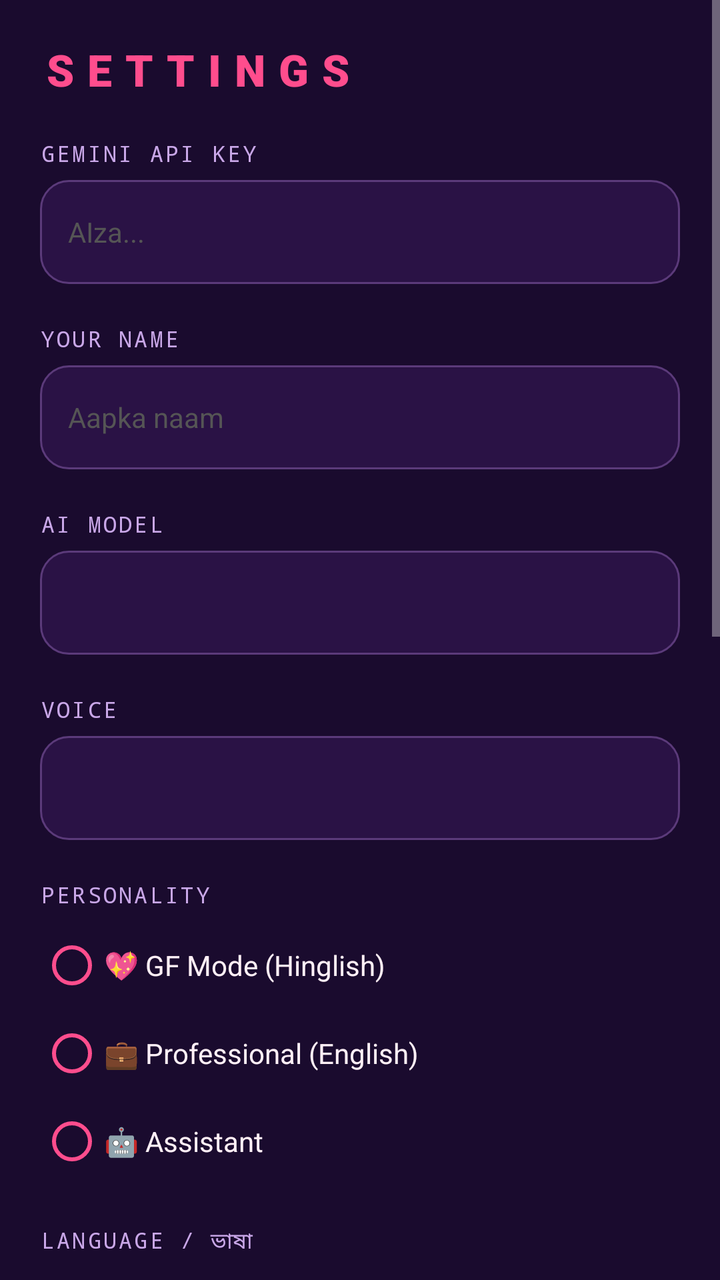
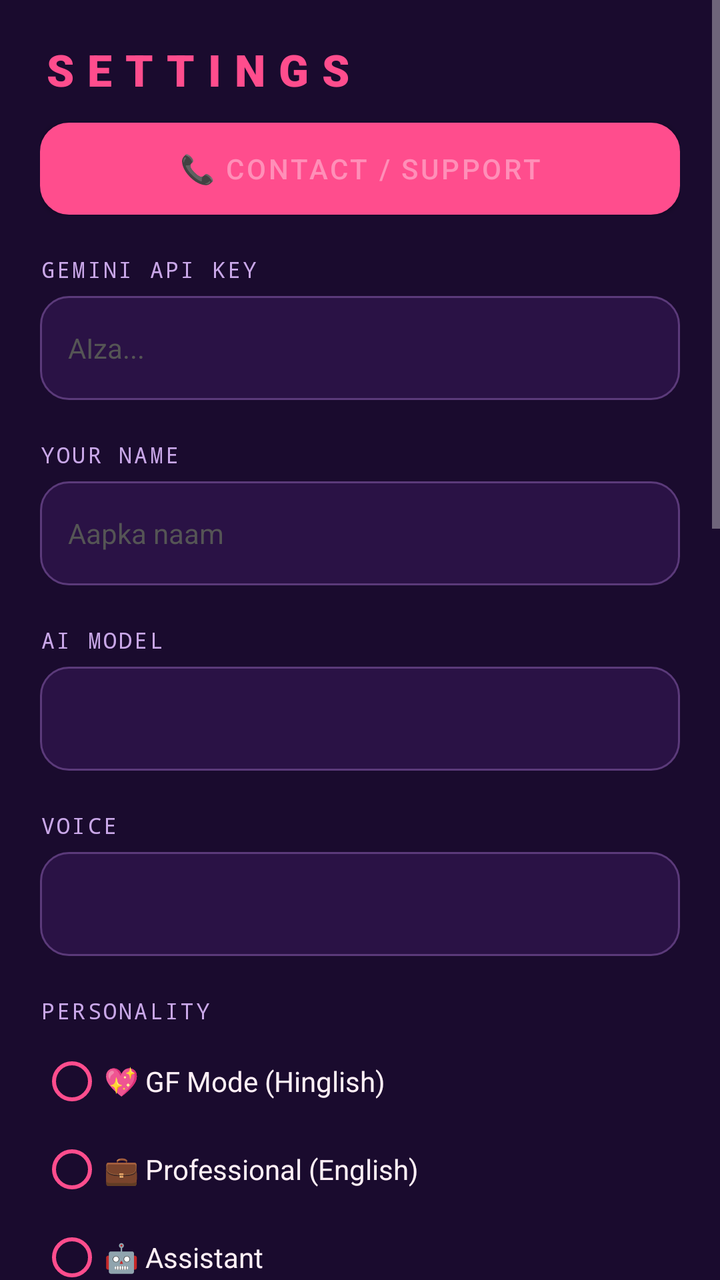

Before-and-after screenshots of an Android layout around one commit, followed by the original layout XML and the change that was made.
<!-- AndroidManifest.xml: application theme Theme.Myra -->
<!-- res/layout/activity_settings.xml -->
<?xml version="1.0" encoding="utf-8"?>
<ScrollView xmlns:android="http://schemas.android.com/apk/res/android"
    android:layout_width="match_parent"
    android:layout_height="match_parent"
    android:background="#1A0B2E"
    android:fillViewport="true">

    <LinearLayout
        android:layout_width="match_parent"
        android:layout_height="wrap_content"
        android:orientation="vertical"
        android:padding="20dp">

        <TextView
            android:layout_width="wrap_content"
            android:layout_height="wrap_content"
            android:fontFamily="sans-serif-black"
            android:letterSpacing="0.3"
            android:text="SETTINGS"
            android:textColor="#FF4D8D"
            android:textSize="22sp" />

        <TextView style="@style/MyraLabel" android:text="GEMINI API KEY" />
        <EditText
            android:id="@+id/apiKeyInput"
            style="@style/MyraInput"
            android:hint="AIza..."
            android:inputType="textPassword" />

        <TextView style="@style/MyraLabel" android:text="YOUR NAME" />
        <EditText
            android:id="@+id/userNameInput"
            style="@style/MyraInput"
            android:hint="Aapka naam"
            android:inputType="textPersonName" />

        <TextView style="@style/MyraLabel" android:text="AI MODEL" />
        <Spinner
            android:id="@+id/modelSpinner"
            android:layout_width="match_parent"
            android:layout_height="52dp"
            android:background="@drawable/bg_input_field" />

        <TextView style="@style/MyraLabel" android:text="VOICE" />
        <Spinner
            android:id="@+id/voiceSpinner"
            android:layout_width="match_parent"
            android:layout_height="52dp"
            android:background="@drawable/bg_input_field" />

        <TextView style="@style/MyraLabel" android:text="PERSONALITY" />
        <RadioGroup
            android:id="@+id/personalityGroup"
            android:layout_width="match_parent"
            android:layout_height="wrap_content"
            android:orientation="vertical">

            <RadioButton
                android:id="@+id/radioGf"
                style="@style/MyraRadio"
                android:text="💖 GF Mode (Hinglish)" />
            <RadioButton
                android:id="@+id/radioPro"
                style="@style/MyraRadio"
                android:text="💼 Professional (English)" />
            <RadioButton
                android:id="@+id/radioAssistant"
                style="@style/MyraRadio"
                android:text="🤖 Assistant" />
        </RadioGroup>

        <TextView style="@style/MyraLabel" android:text="LANGUAGE / ভাষা" />
        <RadioGroup
            android:id="@+id/languageGroup"
            android:layout_width="match_parent"
            android:layout_height="wrap_content"
            android:orientation="vertical">

            <RadioButton
                android:id="@+id/radioLangHinglish"
                style="@style/MyraRadio"
                android:text="Hinglish (Hindi + English)" />
            <RadioButton
                android:id="@+id/radioLangBangla"
                style="@style/MyraRadio"
                android:text="বাংলা (Bangla)" />
            <RadioButton
                android:id="@+id/radioLangEnglish"
                style="@style/MyraRadio"
                android:text="English" />
        </RadioGroup>

        <com.google.android.material.switchmaterial.SwitchMaterial
            android:id="@+id/muteWhileSpeakingSwitch"
            android:layout_width="match_parent"
            android:layout_height="wrap_content"
            android:layout_marginTop="16dp"
            android:text="Mute mic while MYRA speaks (use if she hears herself)"
            android:textColor="#FFF0F6"
            android:textSize="13sp" />

        <TextView style="@style/MyraLabel" android:text="PRIME CONTACTS" />
        <androidx.recyclerview.widget.RecyclerView
            android:id="@+id/primeRecycler"
            android:layout_width="match_parent"
            android:layout_height="wrap_content"
            android:nestedScrollingEnabled="false" />

        <Button
            android:id="@+id/addPrimeBtn"
            android:layout_width="match_parent"
            android:layout_height="48dp"
            android:layout_marginTop="8dp"
            android:backgroundTint="@null"
            android:background="@drawable/bg_prime_badge"
            android:text="ADD PRIME CONTACT"
            android:textColor="#FF4D8D" />

        <TextView style="@style/MyraLabel" android:text="PERMISSIONS" />
        <TextView
            android:id="@+id/accessStatus"
            android:layout_width="match_parent"
            android:layout_height="wrap_content"
            android:background="@drawable/bg_input_field"
            android:padding="14dp"
            android:textSize="13sp" />
        <TextView
            android:id="@+id/overlayStatus"
            android:layout_width="match_parent"
            android:layout_height="wrap_content"
            android:layout_marginTop="8dp"
            android:background="@drawable/bg_input_field"
            android:padding="14dp"
            android:textSize="13sp" />

        <TextView
            android:id="@+id/licenseStatus"
            android:layout_width="match_parent"
            android:layout_height="wrap_content"
            android:layout_marginTop="8dp"
            android:background="@drawable/bg_input_field"
            android:padding="14dp"
            android:textSize="13sp" />

        <TextView
            android:id="@+id/batteryStatus"
            android:layout_width="match_parent"
            android:layout_height="wrap_content"
            android:layout_marginTop="8dp"
            android:background="@drawable/bg_input_field"
            android:padding="14dp"
            android:textSize="13sp" />

        <Button
            android:id="@+id/saveBtn"
            android:layout_width="match_parent"
            android:layout_height="52dp"
            android:layout_marginTop="24dp"
            android:layout_marginBottom="16dp"
            android:backgroundTint="@null"
            android:background="@drawable/bg_save_button"
            android:text="SAVE"
            android:textColor="#FFFFFF" />
    </LinearLayout>
</ScrollView>
<!-- resources referenced by this layout -->
<resources>
  <!-- drawable bg_input_field (drawable) -->
  <?xml version="1.0" encoding="utf-8"?>
  <shape xmlns:android="http://schemas.android.com/apk/res/android" android:shape="rectangle">
      <solid android:color="#2A1245" />
      <stroke android:width="1dp" android:color="#5B3A7A" />
      <corners android:radius="14dp" />
  </shape>
  <!-- drawable bg_prime_badge (drawable) -->
  <?xml version="1.0" encoding="utf-8"?>
  <shape xmlns:android="http://schemas.android.com/apk/res/android" android:shape="rectangle">
      <solid android:color="#3A1250" />
      <stroke android:width="1dp" android:color="#FF4D8D" />
      <corners android:radius="14dp" />
  </shape>
  <!-- drawable bg_save_button (drawable) -->
  <?xml version="1.0" encoding="utf-8"?>
  <shape xmlns:android="http://schemas.android.com/apk/res/android" android:shape="rectangle">
      <gradient android:angle="0" android:startColor="#FF4D8D" android:endColor="#B388FF" />
      <corners android:radius="26dp" />
  </shape>
  <style name="MyraInput">
          <item name="android:layout_width">match_parent</item>
          <item name="android:layout_height">52dp</item>
          <item name="android:background">@drawable/bg_input_field</item>
          <item name="android:paddingStart">14dp</item>
          <item name="android:paddingEnd">14dp</item>
          <item name="android:textColor">@color/myra_text</item>
          <item name="android:textColorHint">#555555</item>
          <item name="android:textSize">14sp</item>
          <item name="android:maxLines">1</item>
      </style>
  <style name="MyraLabel">
          <item name="android:layout_width">wrap_content</item>
          <item name="android:layout_height">wrap_content</item>
          <item name="android:layout_marginTop">20dp</item>
          <item name="android:layout_marginBottom">6dp</item>
          <item name="android:fontFamily">monospace</item>
          <item name="android:textColor">@color/myra_hint</item>
          <item name="android:textSize">11sp</item>
          <item name="android:letterSpacing">0.1</item>
      </style>
  <style name="MyraRadio">
          <item name="android:layout_width">match_parent</item>
          <item name="android:layout_height">44dp</item>
          <item name="android:textColor">@color/myra_text</item>
          <item name="android:buttonTint">@color/myra_red</item>
          <item name="android:textSize">14sp</item>
      </style>
  <style name="Theme.Myra" parent="Theme.MaterialComponents.NoActionBar">
          <item name="colorPrimary">@color/myra_red</item>
          <item name="colorPrimaryVariant">@color/myra_red</item>
          <item name="colorOnPrimary">@color/white</item>
          <item name="colorSecondary">@color/myra_purple</item>
          <item name="android:windowBackground">@color/myra_bg</item>
          <item name="android:statusBarColor">@android:color/transparent</item>
          <item name="android:navigationBarColor">@color/myra_bg</item>
          <item name="android:textColorPrimary">@color/myra_text</item>
          <item name="android:windowLightStatusBar">false</item>
      </style>
  <color name="myra_text">#FFF0F6</color>
  <color name="myra_hint">#C9A7E8</color>
  <color name="myra_red">#FF4D8D</color>
  <color name="white">#FFFFFF</color>
  <color name="myra_purple">#B388FF</color>
  <color name="myra_bg">#1A0B2E</color>
</resources>

<!-- the commit's change to res/layout/activity_settings.xml (unified diff, before → after) -->
@@ -20,6 +20,16 @@
             android:textColor="#FF4D8D"
             android:textSize="22sp" />
 
+        <Button
+            android:id="@+id/contactBtn"
+            android:layout_width="match_parent"
+            android:layout_height="46dp"
+            android:layout_marginTop="12dp"
+            android:background="@drawable/bg_prime_badge"
+            android:backgroundTint="@null"
+            android:text="📞 CONTACT / SUPPORT"
+            android:textColor="#FF8FB8" />
+
         <TextView style="@style/MyraLabel" android:text="GEMINI API KEY" />
         <EditText
             android:id="@+id/apiKeyInput"
@@ -90,6 +100,35 @@
                 android:text="English" />
         </RadioGroup>
 
+        <TextView style="@style/MyraLabel" android:text="AVATAR (ladki ka chehra)" />
+        <Button
+            android:id="@+id/pickPhotoBtn"
+            android:layout_width="match_parent"
+            android:layout_height="46dp"
+            android:background="@drawable/bg_prime_badge"
+            android:backgroundTint="@null"
+            android:text="📷 REAL PHOTO CHUNO"
+            android:textColor="#FF8FB8" />
+        <Button
+            android:id="@+id/removePhotoBtn"
+            android:layout_width="match_parent"
+            android:layout_height="46dp"
+            android:layout_marginTop="8dp"
+            android:background="@drawable/bg_prime_badge"
+            android:backgroundTint="@null"
+            android:text="CARTOON AVATAR WAPAS"
+            android:textColor="#FF8FB8" />
+
+        <com.google.android.material.switchmaterial.SwitchMaterial
+            android:id="@+id/shayariSwitch"
+            android:layout_width="match_parent"
+            android:layout_height="wrap_content"
+            android:layout_marginTop="16dp"
+            android:checked="true"
+            android:text="💌 Shayari mode (ON = MYRA shayari sunayegi)"
+            android:textColor="#FFF0F6"
+            android:textSize="13sp" />
+
         <com.google.android.material.switchmaterial.SwitchMaterial
             android:id="@+id/muteWhileSpeakingSwitch"
             android:layout_width="match_parent"
